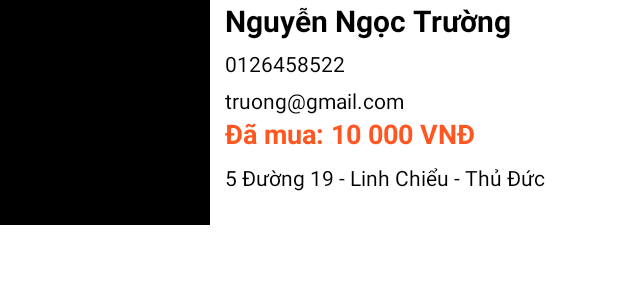
After one commit to hatmitliti/mobile-2-warehouse-manager-store, an Android app: the layout item_user_vip.xml on its own in the app's theme, with its tools: preview values and no code run, on a phone screen of 412 x 824 dp. The commit adds this screen. Shown: the top 300 px of the screen. Run offline under Robolectric (Android 15) with nearby library versions, the phone set to English and light mode, and no system bars.

Commit message:
update user vip

```diff
--- a/app/src/main/AndroidManifest.xml
+++ b/app/src/main/AndroidManifest.xml
@@ -11,6 +11,9 @@
         android:roundIcon="@mipmap/ic_launcher_round"
         android:supportsRtl="true"
         android:theme="@style/Theme.Warehousemanager">
+        <activity
+            android:name=".UserVip"
+            android:exported="false" />
         <activity
             android:name=".ThongKeActivity"
             android:exported="false" />
@@ -68,8 +71,6 @@
                 <category android:name="android.intent.category.LAUNCHER" />
             </intent-filter>
         </activity>
-
-
         <activity android:name=".ImportGoodsActivity" />
         <activity
             android:name=".ProductActivity"
--- /dev/null
+++ b/app/src/main/res/layout/item_user_vip.xml
@@ -0,0 +1,61 @@
+<?xml version="1.0" encoding="utf-8"?>
+<LinearLayout xmlns:android="http://schemas.android.com/apk/res/android"
+    android:layout_width="match_parent"
+    android:layout_height="150dp"
+    android:orientation="horizontal">
+
+    <ImageView
+        android:id="@+id/imgUser"
+        android:layout_width="140dp"
+        android:layout_height="150dp"
+        android:src="@color/black" />
+
+    <LinearLayout
+        android:layout_width="match_parent"
+        android:layout_height="150dp"
+        android:orientation="vertical"
+        android:paddingLeft="10dp">
+
+        <TextView
+            android:id="@+id/txtNameUser"
+            android:layout_width="match_parent"
+            android:layout_height="wrap_content"
+            android:text="Nguyễn Ngọc Trường"
+            android:textColor="@color/black"
+            android:textSize="20dp"
+            android:textStyle="bold" />
+
+        <TextView
+            android:id="@+id/txtSDTUser"
+            android:layout_width="match_parent"
+            android:layout_height="wrap_content"
+            android:layout_marginTop="5dp"
+            android:text="0126458522"
+            android:textColor="@color/black" />
+
+        <TextView
+            android:id="@+id/txtmailUser"
+            android:layout_width="match_parent"
+            android:layout_height="wrap_content"
+            android:layout_marginTop="5dp"
+            android:text="truong@gmail.com"
+            android:textColor="@color/black" />
+
+        <TextView
+            android:id="@+id/txtDaMuaUser"
+            android:layout_width="match_parent"
+            android:layout_height="wrap_content"
+            android:text="Đã mua: 10 000 VNĐ"
+            android:textColor="#FF5722"
+            android:textSize="18dp"
+            android:textStyle="bold" />
+
+        <TextView
+            android:id="@+id/txtDiaChiUser"
+            android:layout_width="match_parent"
+            android:layout_height="match_parent"
+            android:layout_marginTop="7dp"
+            android:text="5 Đường 19 - Linh Chiểu - Thủ Đức"
+            android:textColor="@color/black" />
+    </LinearLayout>
+</LinearLayout>
```
Also changed, not shown: app/src/main/java/com/example/warehousemanager/Adapter/AdapterUserVip.java (added, +80 -0 lines), app/src/main/java/com/example/warehousemanager/MainActivity.java (+9 -1 lines), app/src/main/java/com/example/warehousemanager/UserVip.java (added, +78 -0 lines), app/src/main/res/layout/activity_user_vip.xml (added, +23 -0 lines), app/src/main/res/layout/layout_main.xml (+30 -1 lines), app/src/main/res/drawable/vip_icon.png (added).
